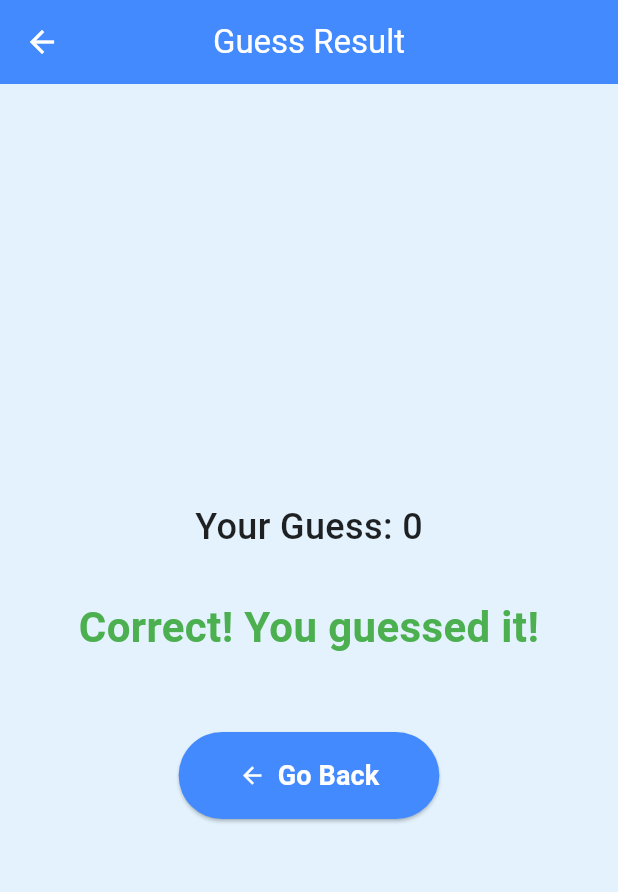
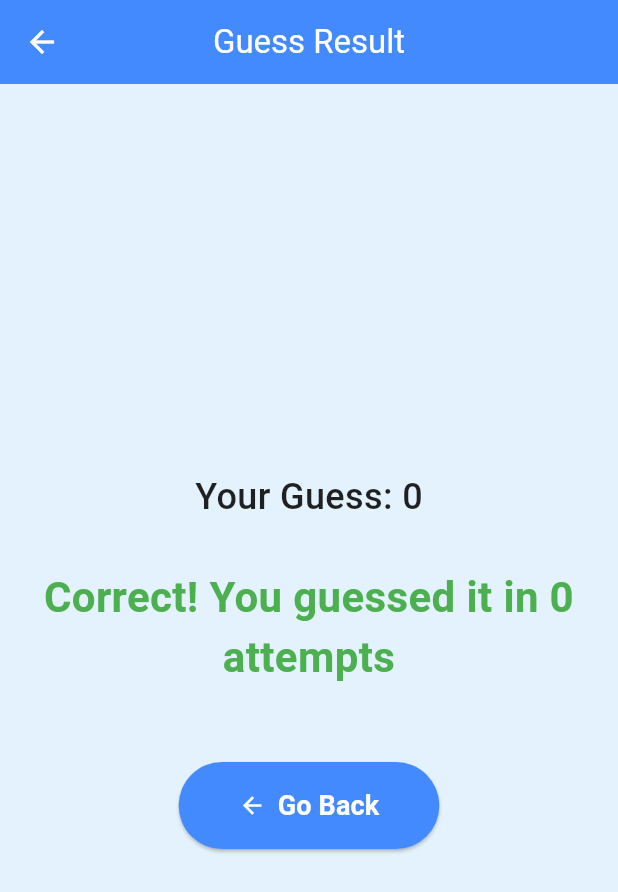
Before and after one commit to shrijalshr/number_guesser, a Flutter app: the ResultScreen screen opened directly with empty values, on a phone screen of 412 x 824 dp. Shown: the top 892 px of the screen. Run offline on Flutter 3.47's test engine with Material 3 defaults, Android fonts, the light colour scheme and no system bars.

Commit message:
feat: added attempt count to result screen

```diff
--- a/lib/screens/home_screen.dart
+++ b/lib/screens/home_screen.dart
@@ -83,6 +83,7 @@ class _HomeScreenState extends State<HomeScreen> {
         builder: (context) => ResultScreen(
           secretNumber: _secretNumber,
           guessedNumber: guessNumber,
+          attempt: _attempts,
         ),
       ),
     ).then((_) {
@@ -104,7 +105,7 @@ class _HomeScreenState extends State<HomeScreen> {
       ),
       // We use a Container to add a soft background color
       body: Container(
-        color: Colors.blue.shade50,
+        color: const Color.fromARGB(255, 151, 183, 206),
         padding: const EdgeInsets.all(24.0), // Spacing around the edges
         child: Center(
           child: Column(
--- a/lib/screens/result_screen.dart
+++ b/lib/screens/result_screen.dart
@@ -3,11 +3,13 @@ import 'package:flutter/material.dart';
 class ResultScreen extends StatelessWidget {
   final int secretNumber;
   final int guessedNumber;
+  final int attempt;
 
   const ResultScreen({
     Key? key,
     required this.secretNumber,
     required this.guessedNumber,
+    required this.attempt,
   }) : super(key: key);
 
   @override
@@ -16,7 +18,8 @@ class ResultScreen extends StatelessWidget {
     Color messageColor;
 
     if (guessedNumber == secretNumber) {
-      feedbackMessage = 'Correct! You guessed it!';
+      feedbackMessage =
+          'Correct! You guessed it in $attempt ${(attempt == 1) ? 'attempt' : 'attempts'}';
       messageColor = Colors.green;
     } else if (guessedNumber < secretNumber) {
       feedbackMessage = 'Too low! Try a higher number.';
@@ -70,7 +73,10 @@ class ResultScreen extends StatelessWidget {
                 style: TextStyle(fontSize: 18, fontWeight: FontWeight.bold),
               ),
               style: ElevatedButton.styleFrom(
-                padding: const EdgeInsets.symmetric(horizontal: 40, vertical: 16),
+                padding: const EdgeInsets.symmetric(
+                  horizontal: 40,
+                  vertical: 16,
+                ),
                 backgroundColor: Colors.blueAccent,
                 foregroundColor: Colors.white,
                 shape: RoundedRectangleBorder(
```
